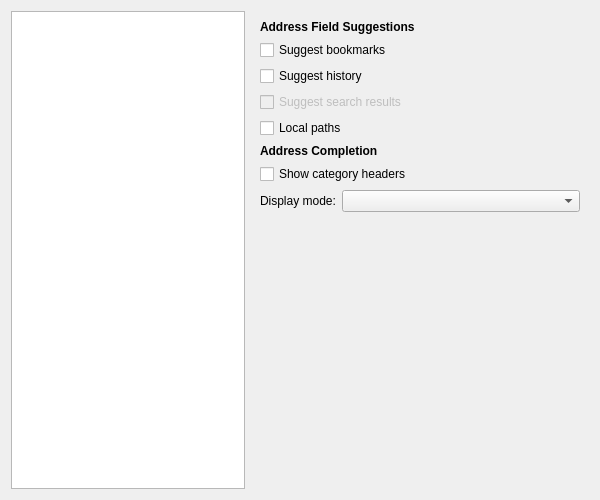
OtterBrowser/otter-browser, file src/ui/preferences/PreferencesAdvancedPageWidget.ui: the form before one commit.
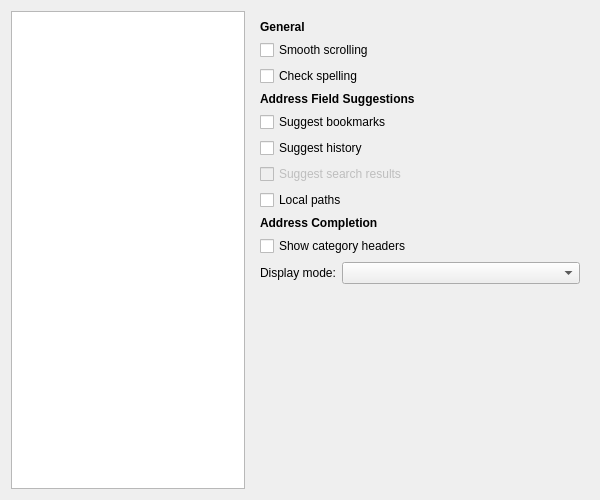
The form after the commit. Custom widgets are drawn as their Qt base class.

Commit message: Expose two new options in Preferences

```diff
--- a/src/ui/preferences/PreferencesAdvancedPageWidget.ui
+++ b/src/ui/preferences/PreferencesAdvancedPageWidget.ui
@@ -44,7 +44,34 @@
      <widget class="QWidget" name="browsingPage">
       <layout class="QVBoxLayout" name="browsingLayout">
        <item>
-        <widget class="QLabel" name="browsingSuggestionsHeader">
+        <widget class="QLabel" name="browsingGeneralHeaderLabel">
+         <property name="font">
+          <font>
+           <weight>75</weight>
+           <bold>true</bold>
+          </font>
+         </property>
+         <property name="text">
+          <string>General</string>
+         </property>
+        </widget>
+       </item>
+       <item>
+        <widget class="QCheckBox" name="browsingEnableSmoothScrollingCheckBox">
+         <property name="text">
+          <string>Smooth scrolling</string>
+         </property>
+        </widget>
+       </item>
+       <item>
+        <widget class="QCheckBox" name="browsingEnableSpellCheckCheckBox">
+         <property name="text">
+          <string>Check spelling</string>
+         </property>
+        </widget>
+       </item>
+       <item>
+        <widget class="QLabel" name="browsingSuggestionsHeaderLabel">
          <property name="font">
           <font>
            <weight>75</weight>
```
Left out of the diff: 2 changed lines with no effect on the pictures. The commit also changes 1 other file.
